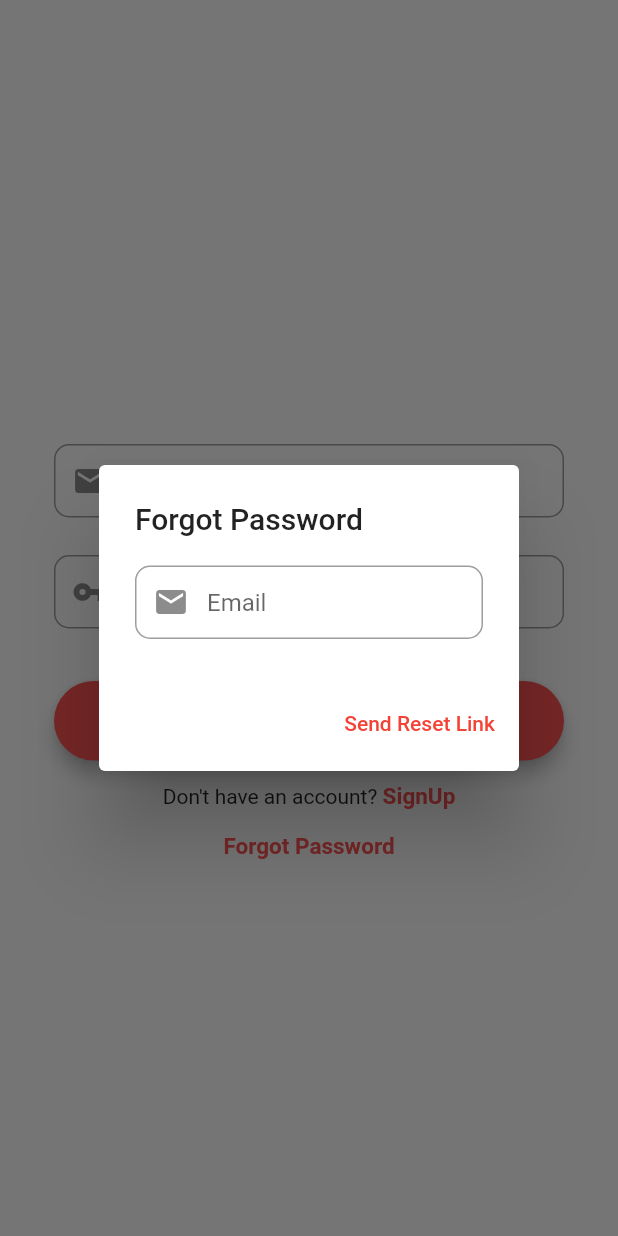
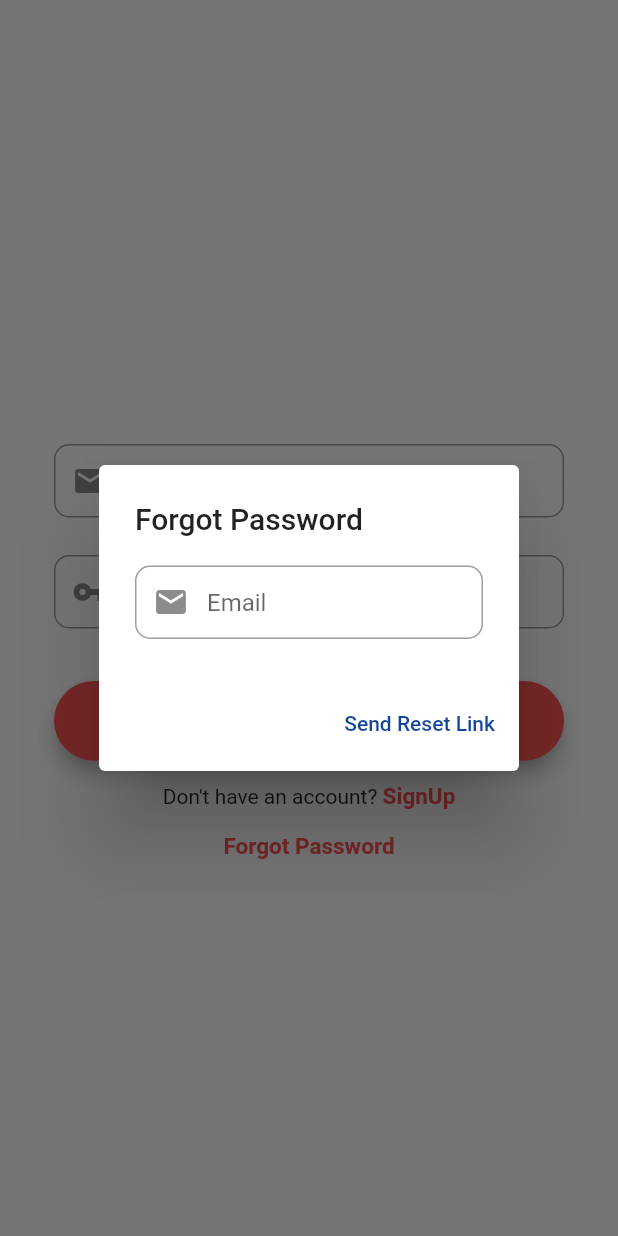
Before and after one commit to abhishekmirajkar/adminToUser_notifications, a Flutter app: the screen it shows after launch, after a tap on "Forgot Password", on a phone screen of 412 x 824 dp. Run offline on Flutter 3.47's test engine with Material 2 defaults, Android fonts, the phone set to English and light mode, and no system bars; our stand-ins replace cloud_firestore, firebase_auth, firebase_core, fluttertoast; accounts and stored records are empty.

Commit message:
Categories done

```diff
--- a/lib/main.dart
+++ b/lib/main.dart
@@ -18,10 +18,25 @@ class MyApp extends StatelessWidget {
   // This widget is the root of your application.
   @override
   Widget build(BuildContext context) {
+    const MaterialColor kPrimaryColor = const MaterialColor(
+      0xFF12469B,
+      const <int, Color>{
+        50: const Color(0xFF12469B),
+        100: const Color(0xFF12469B),
+        200: const Color(0xFF12469B),
+        300: const Color(0xFF12469B),
+        400: const Color(0xFF12469B),
+        500: const Color(0xFF12469B),
+        600: const Color(0xFF12469B),
+        700: const Color(0xFF12469B),
+        800: const Color(0xFF12469B),
+        900: const Color(0xFF12469B),
+      },
+    );
     return MaterialApp(
-      title: 'Email And Password Login',
+      title: 'Student Connect',
       theme: ThemeData(
-        primarySwatch: Colors.red,
+        primarySwatch: kPrimaryColor,
       ),
       debugShowCheckedModeBanner: false,
       home: FirebaseAuth.instance.currentUser != null ? HomeScreen () : LoginScreen(),
--- a/lib/screens/login_screen.dart
+++ b/lib/screens/login_screen.dart
@@ -201,7 +201,7 @@ class _LoginScreenState extends State<LoginScreen> {
               return ("Please Enter Your Email");
             }
             if (!RegExp("^[a-zA-Z0-9+_.-]+@[a-zA-Z0-9.-]+.[a-z]")
-                .hasMatch(value!)) {
+                .hasMatch(value)) {
               return ("Please Enter a valid email");
             }
             return null;
```
